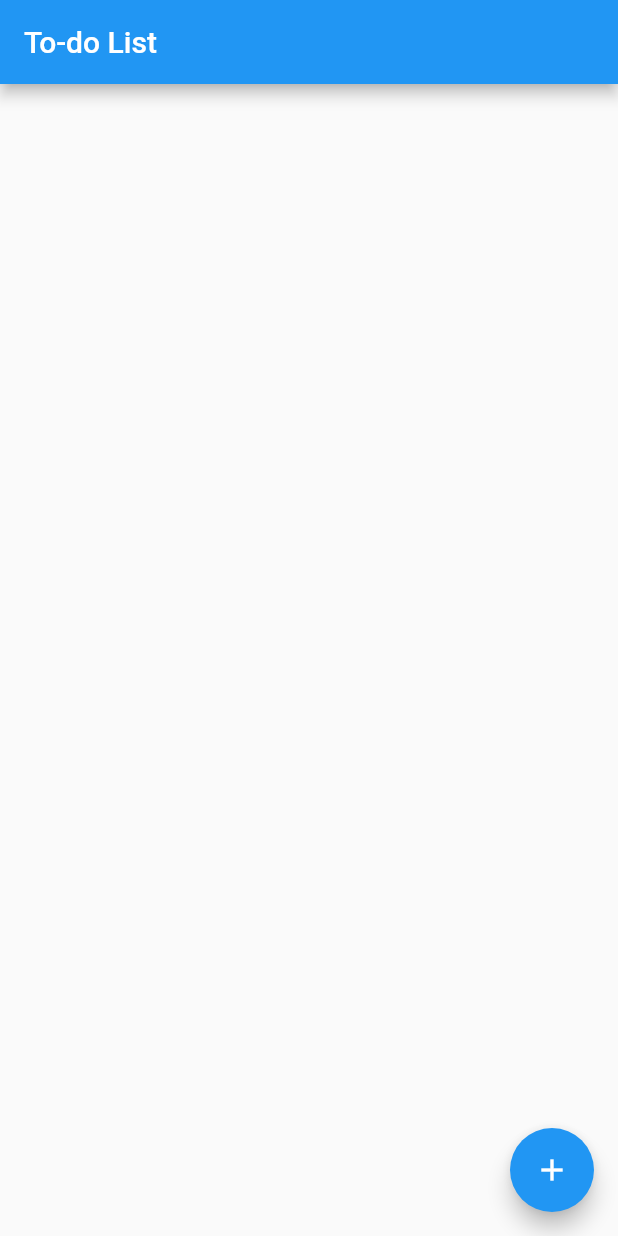
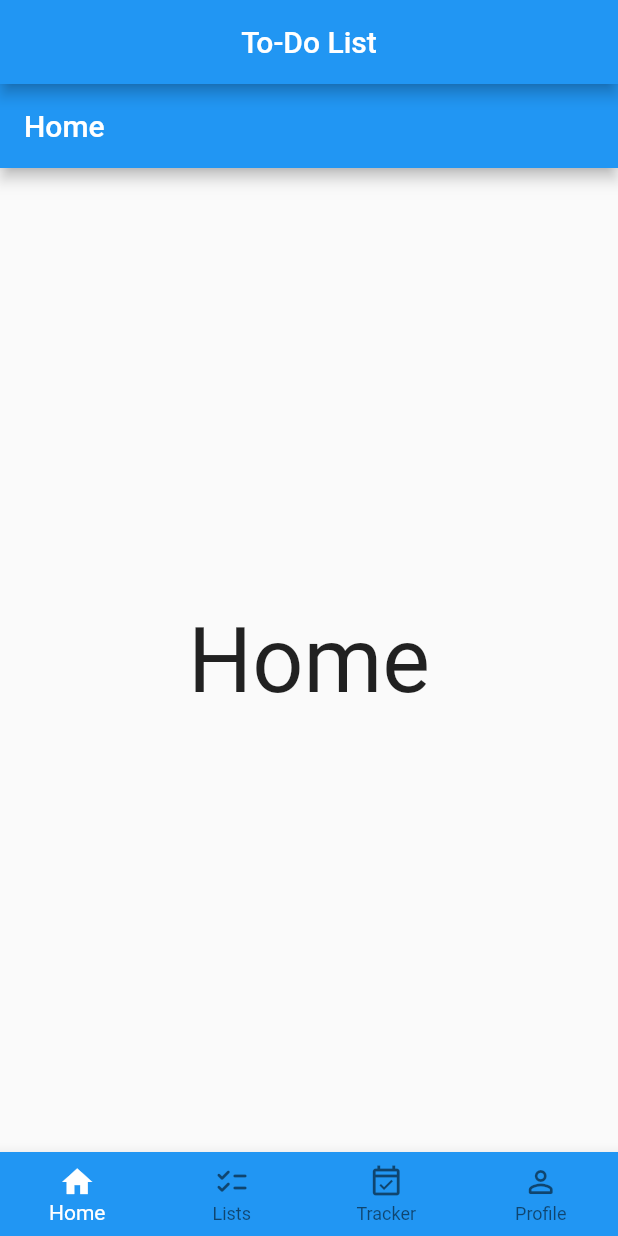
Before and after one commit to super-era/flutter-todo-app, a Flutter app: the screen it shows after launch, on a phone screen of 412 x 824 dp. Run offline on Flutter 3.47's test engine with Material 2 defaults, Android fonts, the phone set to English and light mode, and no system bars.

Commit message:
Update todo app files

```diff
--- a/todo_app/lib/main.dart
+++ b/todo_app/lib/main.dart
@@ -1,4 +1,11 @@
+// ignore_for_file: prefer_const_constructors
+
 import 'package:flutter/material.dart';
+
+import 'page/home_page.dart';
+import 'page/list_page.dart';
+import 'page/tracker_page.dart';
+import 'page/profile_page.dart';
 
 void main() {
   runApp(ToDo());
@@ -9,87 +16,152 @@ class ToDo extends StatelessWidget {
   Widget build(BuildContext context) {
     return MaterialApp(
       title: 'To-Do List',
-      home: ToDoList()
+      home: MainPage()
     );
   }
 }
 
-class ToDoList extends StatefulWidget {
+// class ToDo extends StatelessWidget {
+//   @override
+//   Widget build(BuildContext context) {
+//     return MaterialApp(
+//       title: 'To-Do List',
+//       home: ToDoList()
+//     );
+//   }
+// }
+
+// class ToDoList extends StatefulWidget {
+//   @override
+//   _ToDoListState createState() => _ToDoListState();
+// }
+
+class MainPage extends StatefulWidget {
   @override
-  _ToDoListState createState() => _ToDoListState();
+  _MainPageState createState() => _MainPageState();
 }
 
-class _ToDoListState extends State<ToDoList> {
-  final List<String> _toDoList = <String>[];
-  final TextEditingController _textFieldController = TextEditingController();
+class _MainPageState extends State<MainPage> {
+  int currentIndex = 0;
+  final screens = [
+    HomePage(),
+    ListPage(),
+    TrackerPage(),
+    ProfilePage(),
+  ];
 
   @override
-  Widget build(BuildContext context) {
-    return Scaffold(
-      appBar: AppBar(
-        title: const Text('To-do List'),
-      ),
-      body: ListView(children: _getItems()),
-      floatingActionButton: FloatingActionButton(
-        onPressed: () => _displayDialog(context),
-        tooltip: 'Add item',
-        child: Icon(Icons.add),
-      ),
-    );
-  }
+  Widget build(BuildContext context) => Scaffold(
+    appBar: AppBar(
+      title: const Text('To-Do List'),
+      centerTitle: true,
+    ),
+    body: IndexedStack(
+      index: currentIndex,
+      children: screens,
+    ),
+    bottomNavigationBar: BottomNavigationBar(
+      backgroundColor: Colors.blue,
+      selectedItemColor: Colors.white,
+      type: BottomNavigationBarType.fixed,
+      currentIndex: currentIndex,
+      onTap:(index) => setState(() => currentIndex = index),
+      items: [
+        BottomNavigationBarItem(
+          icon: Icon(Icons.home),
+          label: 'Home',
+        ),
+        BottomNavigationBarItem(
+          icon: Icon(Icons.checklist_rounded),
+          label: 'Lists',
+        ),
+        BottomNavigationBarItem(
+          icon: Icon(Icons.event_available_outlined),
+          label: 'Tracker',
+          backgroundColor: Colors.blue,
+        ),
+        BottomNavigationBarItem(
+          icon: Icon(Icons.person_outline_rounded),
+          label: 'Profile',
+          backgroundColor: Colors.blue,
+        ),
 
-  void _addToDoItem(String title) {
-    setState(() {
-      _toDoList.add(title);
-    });
-    _textFieldController.clear();
-  }
+      ],
+    ),
+  );
+}
 
-  Widget _buildToDoItem(String title) {
-    return ListTile(
-      title: Text(title)
-    );
-  }
+// class _ToDoListState extends State<ToDoList> {
+//   final List<String> _toDoList = <String>[];
+//   final TextEditingController _textFieldController = TextEditingController();
 
-  // display dialog for user entry of items
-  Future<dynamic> _displayDialog(BuildContext context) async {
-    // alter the app state to show a dialog
-    return showDialog(
-      context: context,
-      builder: (BuildContext context) {
-        return AlertDialog(
-          title: const Text('Add a task to your list'),
-          content: TextField(
-            controller: _textFieldController,
-            decoration: const InputDecoration(hintText: 'Enter task here'),
-          ),
-          actions: <Widget>[
-            // add button
-            TextButton(
-              child: const Text('ADD'),
-              onPressed: () {
-                Navigator.of(context).pop();
-                _addToDoItem(_textFieldController.text);
-              },
-            ),
-            // cancel button
-            TextButton(
-              child: const Text('CANCEL'),
-              onPressed: () {
-                Navigator.of(context).pop();
-              },
-            )
-          ],
-        );
-      }
-    );
-  }
+//   @override
+//   Widget build(BuildContext context) {
+//     return Scaffold(
+//       appBar: AppBar(
+//         title: const Text('To-do List'),
+//       ),
+//       body: ListView(children: _getItems()),
+//       floatingActionButton: FloatingActionButton(
+//         onPressed: () => _displayDialog(context),
+//         tooltip: 'Add item',
+//         child: Icon(Icons.add),
+//       ),
+//     );
+//   }
 
-  List<Widget> _getItems() {
-    final List<Widget> _toDoWidgets = <Widget>[];
-    for (String title in _toDoList) {
-      _toDoWidgets.add(_buildToDoItem(title));
-    }
-    return _toDoWidgets;
-  }
-}
+//   void _addToDoItem(String title) {
+//     setState(() {
+//       _toDoList.add(title);
+//     });
+//     _textFieldController.clear();
+//   }
+
+//   Widget _buildToDoItem(String title) {
+//     return ListTile(
+//       title: Text(title)
+//     );
+//   }
+
+//   // display dialog for user entry of items
+//   Future<dynamic> _displayDialog(BuildContext context) async {
+//     // alter the app state to show a dialog
+//     return showDialog(
+//       context: context,
+//       builder: (BuildContext context) {
+//         return AlertDialog(
+//           title: const Text('Add a task to your list'),
+//           content: TextField(
+//             controller: _textFieldController,
+//             decoration: const InputDecoration(hintText: 'Enter task here'),
+//           ),
+//           actions: <Widget>[
+//             // add button
+//             TextButton(
+//               child: const Text('ADD'),
+//               onPressed: () {
+//                 Navigator.of(context).pop();
+//                 _addToDoItem(_textFieldController.text);
+//               },
+//             ),
+//             // cancel button
+//             TextButton(
+//               child: const Text('CANCEL'),
+//               onPressed: () {
+//                 Navigator.of(context).pop();
+//               },
+//             )
+//           ],
+//         );
+//       }
+//     );
+//   }
+
+//   List<Widget> _getItems() {
+//     final List<Widget> _toDoWidgets = <Widget>[];
+//     for (String title in _toDoList) {
+//       _toDoWidgets.add(_buildToDoItem(title));
+//     }
+//     return _toDoWidgets;
+//   }
+// }
--- /dev/null
+++ b/todo_app/lib/page/home_page.dart
@@ -0,0 +1,12 @@
+import 'package:flutter/material.dart';
+
+class HomePage extends StatelessWidget {
+  @override
+  Widget build(BuildContext context) => Scaffold(
+    appBar: AppBar(
+      title: Text('Home'),
+    ),
+    body: Center(child: Text('Home', style: TextStyle(fontSize: 60))),
+  );
+
+}
--- /dev/null
+++ b/todo_app/lib/page/profile_page.dart
@@ -0,0 +1,12 @@
+import 'package:flutter/material.dart';
+
+class ProfilePage extends StatelessWidget {
+  @override
+  Widget build(BuildContext context) => Scaffold(
+    appBar: AppBar(
+      title: Text('Profile'),
+    ),
+    body: Center(child: Text('Profile', style: TextStyle(fontSize: 60))),
+  );
+
+}
--- /dev/null
+++ b/todo_app/lib/page/tracker_page.dart
@@ -0,0 +1,12 @@
+import 'package:flutter/material.dart';
+
+class TrackerPage extends StatelessWidget {
+  @override
+  Widget build(BuildContext context) => Scaffold(
+    appBar: AppBar(
+      title: Text('Tracker'),
+    ),
+    body: Center(child: Text('Tracker', style: TextStyle(fontSize: 60))),
+  );
+
+}
```
Also changed, not shown: todo_app/lib/page/list_page.dart (added, +12 -0 lines).
